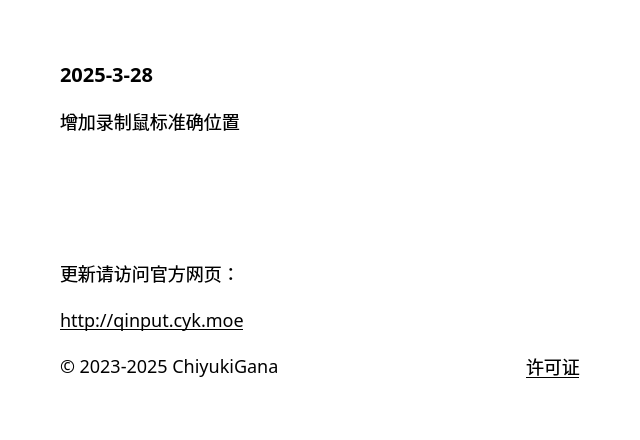
First picture: the form in source/ui/AboutUi.ui, repository ChiyukiGana/Quickinput, before the edit.
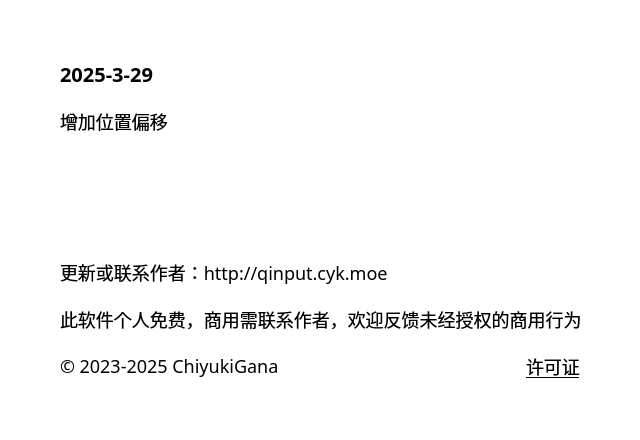
Second picture: the form after the edit.

What changed in the file:
```diff
--- a/source/ui/AboutUi.ui
+++ b/source/ui/AboutUi.ui
@@ -91,7 +91,7 @@
          <string notr="true">font-size:20px</string>
         </property>
         <property name="text">
-         <string>2025-3-28</string>
+         <string>2025-3-29</string>
         </property>
         <property name="textFormat">
          <enum>Qt::PlainText</enum>
@@ -107,29 +107,7 @@
          </sizepolicy>
         </property>
         <property name="text">
-         <string>增加录制鼠标准确位置</string>
-        </property>
-        <property name="textFormat">
-         <enum>Qt::PlainText</enum>
-        </property>
-        <property name="alignment">
-         <set>Qt::AlignLeading|Qt::AlignLeft|Qt::AlignTop</set>
-        </property>
-        <property name="wordWrap">
-         <bool>true</bool>
-        </property>
-       </widget>
-      </item>
-      <item>
-       <widget class="QLabel" name="urlt_label">
-        <property name="sizePolicy">
-         <sizepolicy hsizetype="Fixed" vsizetype="Fixed">
-          <horstretch>0</horstretch>
-          <verstretch>0</verstretch>
-         </sizepolicy>
-        </property>
-        <property name="text">
-         <string>更新请访问官方网页：</string>
+         <string>增加位置偏移</string>
         </property>
         <property name="textFormat">
          <enum>Qt::PlainText</enum>
@@ -153,11 +131,24 @@
         <property name="cursor">
          <cursorShape>PointingHandCursor</cursorShape>
         </property>
-        <property name="styleSheet">
-         <string notr="true">text-decoration:underline</string>
+        <property name="text">
+         <string>更新或联系作者：http://qinput.cyk.moe</string>
         </property>
+        <property name="textFormat">
+         <enum>Qt::PlainText</enum>
+        </property>
+       </widget>
+      </item>
+      <item>
+       <widget class="QLabel" name="copyright_dec_label">
+        <property name="sizePolicy">
+         <sizepolicy hsizetype="Preferred" vsizetype="Fixed">
+          <horstretch>0</horstretch>
+          <verstretch>0</verstretch>
+         </sizepolicy>
+        </property>
         <property name="text">
-         <string>http://qinput.cyk.moe</string>
+         <string>此软件个人免费，商用需联系作者，欢迎反馈未经授权的商用行为</string>
         </property>
         <property name="textFormat">
          <enum>Qt::PlainText</enum>
```
